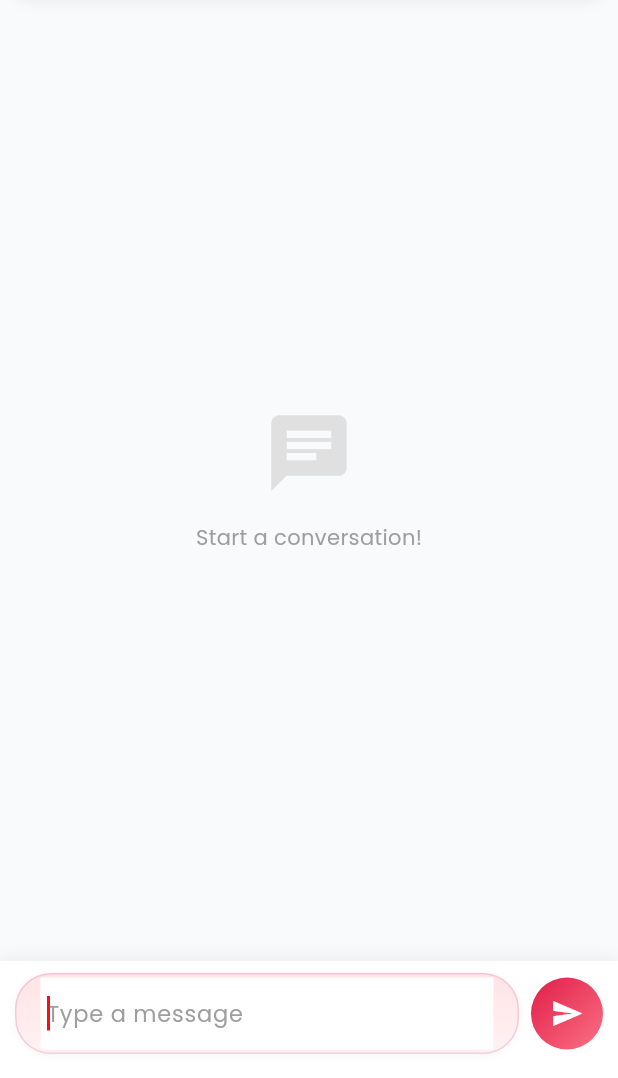
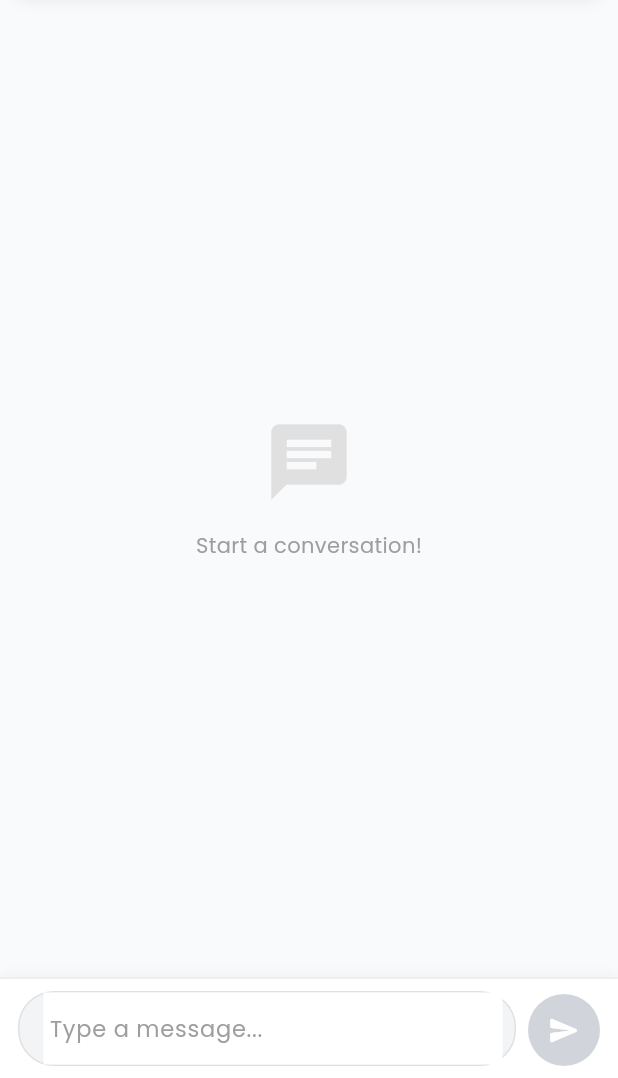
Before and after one commit to marriagestationpvtltd-lang/maapk, a Flutter app: the ChatDetailScreen screen opened directly with empty values, on a phone screen of 412 x 824 dp, the part 158-1236 px from its top. Run offline on Flutter 3.47's test engine with Material 3 defaults, Android fonts, the phone set to English and light mode, and no system bars; our stand-ins replace audioplayers, cached_network_image, cloud_firestore, connectivity_plus, country_code_picker, file_picker and 15 more; missing offline and left inert: agora_rtc_engine; accounts and stored records are empty; network calls fail.

Commit message:
feat: professional chat input, no auto-focus, smooth open, name tap → profile
Agent-Logs-Url: https://github.com/marriagestationpvtltd-lang/maapk/sessions/c80349a7-8006-410d-9e79-6cf981227974

Co-authored-by: marriagestationpvtltd-lang <254104945+marriagestationpvtltd-lang@users.noreply.github.com>

```diff
--- a/msfinal/lib/Chat/ChatdetailsScreen.dart
+++ b/msfinal/lib/Chat/ChatdetailsScreen.dart
@@ -169,7 +169,12 @@ class _ChatDetailScreenState extends State<ChatDetailScreen>
       ),
     );
 
+    // Defer heavy init work off the first frame so the screen opens instantly
+    WidgetsBinding.instance.addPostFrameCallback((_) {
       _markMessagesAsRead();
+      _checkBlockStatus();
+      _loadCallHistory();
+    });
 
     // Set chat as active when screen opens
     ScreenStateManager().onChatScreenOpened(
@@ -199,13 +204,6 @@ class _ChatDetailScreenState extends State<ChatDetailScreen>
     _audioPlayerDurationSubscription = _audioPlayer.onDurationChanged.listen((dur) {
       if (mounted) setState(() => _playbackDuration = dur);
     });
-
-    WidgetsBinding.instance.addPostFrameCallback((_) {
-      // Scroll and keyboard focus will be handled after messages are loaded
-    });
-
-    _checkBlockStatus(); // Add this line
-    _loadCallHistory(); // Load call history
 
     // Add scroll listener for lazy loading
     _scrollController.addListener(_onScroll);
@@ -1510,44 +1508,48 @@ class _ChatDetailScreenState extends State<ChatDetailScreen>
         : _messageController.text.trim().isNotEmpty;
 
     return Container(
-      padding: const EdgeInsets.only(left: 10, right: 10, bottom: 16, top: 8),
+      padding: EdgeInsets.only(
+        left: 12,
+        right: 12,
+        top: 8,
+        bottom: MediaQuery.of(context).padding.bottom + 8,
+      ),
       decoration: BoxDecoration(
         color: Colors.white,
+        border: Border(
+          top: BorderSide(color: Colors.grey.shade200, width: 1),
+        ),
         boxShadow: [
           BoxShadow(
-            color: Colors.black.withOpacity(0.06),
-            blurRadius: 8,
-            offset: const Offset(0, -2),
+            color: Colors.black.withOpacity(0.05),
+            blurRadius: 6,
+            offset: const Offset(0, -1),
           ),
         ],
       ),
       child: Column(
+        mainAxisSize: MainAxisSize.min,
         children: [
           if (isReplying) _buildReplyPreview(),
           if (isEditing) _buildEditPreview(),
           Row(
+            crossAxisAlignment: CrossAxisAlignment.end,
             children: [
               Expanded(
                 child: Container(
-                  padding: const EdgeInsets.symmetric(horizontal: 16, vertical: 2),
-                  constraints: const BoxConstraints(minHeight: 48),
+                  constraints: const BoxConstraints(minHeight: 46),
                   decoration: BoxDecoration(
-                    gradient: _secondaryGradient,
+                    color: const Color(0xFFF3F4F6),
                     borderRadius: BorderRadius.circular(24),
                     border: Border.all(
-                      color: _accentColor.withOpacity(0.18),
+                      color: Colors.grey.shade300,
                       width: 1,
                     ),
-                    boxShadow: [
-                      BoxShadow(
-                        color: Colors.black.withOpacity(0.04),
-                        blurRadius: 4,
-                        offset: const Offset(0, 1),
-                      ),
-                    ],
                   ),
                   child: Row(
-                    children: [
+                    crossAxisAlignment: CrossAxisAlignment.end,
+                    children: [
+                      const SizedBox(width: 16),
                       Expanded(
                         child: TextField(
                           controller: isEditing
@@ -1558,12 +1560,13 @@ class _ChatDetailScreenState extends State<ChatDetailScreen>
                           maxLines: 5,
                           style: const TextStyle(
                             fontSize: 15,
-                            color: Colors.black87,
+                            color: Color(0xFF1F2937),
+                            height: 1.4,
                           ),
                           decoration: InputDecoration(
                             hintText: isEditing
                                 ? "Edit your message..."
-                                : "Type a message",
+                                : "Type a message...",
                             hintStyle: TextStyle(
                               color: Colors.grey.shade500,
                               fontSize: 15,
@@ -1573,7 +1576,7 @@ class _ChatDetailScreenState extends State<ChatDetailScreen>
                             focusedBorder: InputBorder.none,
                             contentPadding: const EdgeInsets.symmetric(
                               horizontal: 0,
-                              vertical: 10,
+                              vertical: 12,
                             ),
                           ),
                           onChanged: (value) {
@@ -1590,20 +1593,33 @@ class _ChatDetailScreenState extends State<ChatDetailScreen>
                           onSubmitted: (_) => isEditing ? _editMessage() : _sendMessage(),
                         ),
                       ),
-                    ],
-                  ),
-                ),
-              ),
                       const SizedBox(width: 8),
-              Container(
+                    ],
+                  ),
+                ),
+              ),
+              const SizedBox(width: 8),
+              AnimatedContainer(
+                duration: const Duration(milliseconds: 200),
                 decoration: BoxDecoration(
-                  gradient: _primaryGradient,
+                  gradient: hasText ? _primaryGradient : const LinearGradient(
+                    colors: [Color(0xFFD1D5DB), Color(0xFFD1D5DB)],
+                  ),
                   shape: BoxShape.circle,
+                  boxShadow: hasText
+                      ? [
+                          BoxShadow(
+                            color: _accentColor.withOpacity(0.35),
+                            blurRadius: 8,
+                            offset: const Offset(0, 3),
+                          ),
+                        ]
+                      : [],
                 ),
                 child: IconButton(
                   onPressed: hasText ? (isEditing ? _editMessage : _sendMessage) : null,
-                  icon: const Icon(
-                    Icons.send,
+                  icon: Icon(
+                    isEditing ? Icons.check : Icons.send_rounded,
                     color: Colors.white,
                     size: 22,
                   ),
@@ -1652,11 +1668,6 @@ class _ChatDetailScreenState extends State<ChatDetailScreen>
           }
           WidgetsBinding.instance.addPostFrameCallback((_) {
             _scrollToBottom();
-            Future.delayed(const Duration(milliseconds: 400), () {
-              if (mounted) {
-                _messageFocusNode.requestFocus();
-              }
-            });
           });
           _isFirstLoad = false;
 
@@ -2362,6 +2373,15 @@ class _ChatDetailScreenState extends State<ChatDetailScreen>
           ),
           const SizedBox(width: 10),
           Expanded(
+            child: GestureDetector(
+              onTap: () {
+                Navigator.push(
+                  context,
+                  MaterialPageRoute(
+                    builder: (context) => ProfileScreen(userId: widget.receiverId),
+                  ),
+                );
+              },
               child: Column(
                 crossAxisAlignment: CrossAxisAlignment.start,
                 children: [
@@ -2389,6 +2409,7 @@ class _ChatDetailScreenState extends State<ChatDetailScreen>
                       style: TextStyle(color: Colors.white70, fontSize: 13),
                     ),
                 ],
+              ),
             ),
           ),
           GestureDetector(
```
Lines whose indentation alone changed are shown as unchanged.
